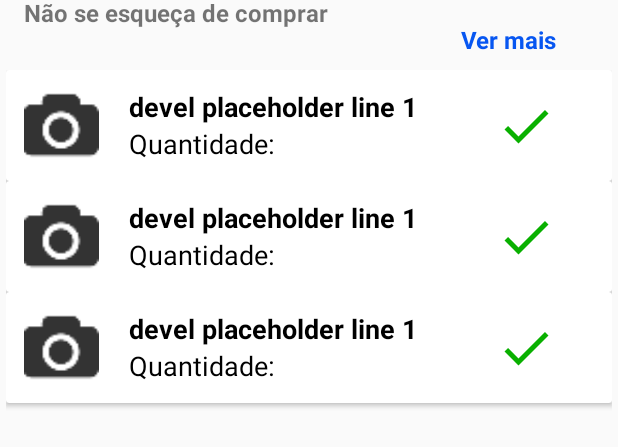
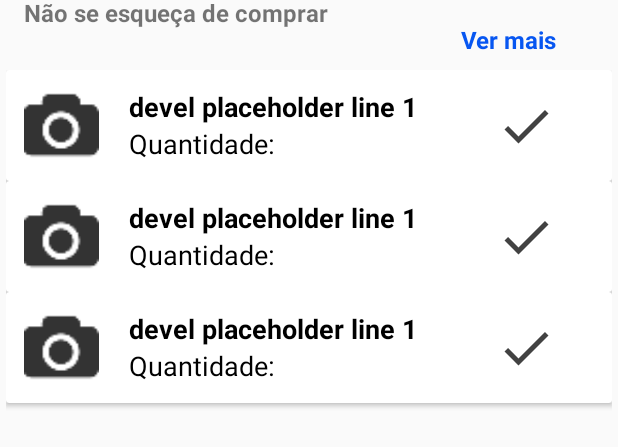
Before and after one commit to diogopereira00/RackIT, an Android app: the layout fragment_home.xml on its own in the app's theme, with its tools: preview values and no code run, on a phone screen of 412 x 824 dp. Shown: the part 621-1068 px from the top of the screen. Run offline under Robolectric (Android 15) with nearby library versions, the phone set to English and light mode, and no system bars.

Commit message:
update images

```diff
--- a/rackit/app/src/main/res/layout/item_lista_compras.xml
+++ b/rackit/app/src/main/res/layout/item_lista_compras.xml
@@ -47,6 +47,6 @@
             android:layout_marginTop="5dp"
             android:layout_marginRight="25dp"
             android:src="@drawable/ic_baseline_check_24"
-            app:tint="@color/green" />
+            app:tint="@color/defaultText" />
     </RelativeLayout>
 </androidx.cardview.widget.CardView>
```
Also changed, not shown: 14 other files.
